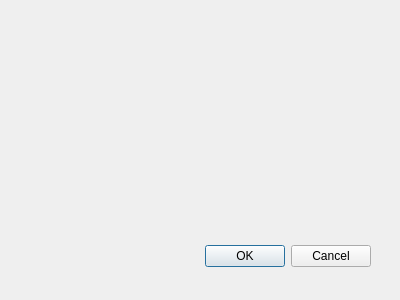
Before: the Qt Designer form GCS-GUI/playercreationmenu.ui in PajTajster/GCS-GUI, drawn with Qt 5.
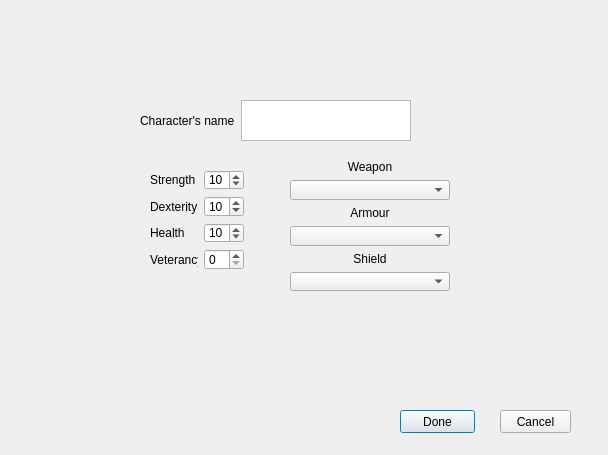
After: the same form once the commit is applied.

Commit message: Player creation menu UI first view

Diff of the .ui file:
```diff
--- a/GCS-GUI/playercreationmenu.ui
+++ b/GCS-GUI/playercreationmenu.ui
@@ -8,28 +8,209 @@
    <rect>
     <x>0</x>
     <y>0</y>
-    <width>400</width>
-    <height>300</height>
+    <width>608</width>
+    <height>455</height>
    </rect>
   </property>
+  <property name="minimumSize">
+   <size>
+    <width>600</width>
+    <height>450</height>
+   </size>
+  </property>
   <property name="windowTitle">
    <string>Dialog</string>
   </property>
-  <widget name="buttonBox" class="QDialogButtonBox">
+  <widget class="QPushButton" name="characterDoneButton">
    <property name="geometry">
     <rect>
-     <x>30</x>
-     <y>240</y>
-     <width>341</width>
-     <height>32</height>
+     <x>400</x>
+     <y>410</y>
+     <width>75</width>
+     <height>23</height>
     </rect>
    </property>
-   <property name="orientation">
-    <enum>Qt::Horizontal</enum>
+   <property name="text">
+    <string>Done</string>
    </property>
-   <property name="standardButtons">
-    <set>QDialogButtonBox::Cancel|QDialogButtonBox::Ok</set>
+   <property name="checkable">
+    <bool>false</bool>
    </property>
+   <property name="default">
+    <bool>false</bool>
+   </property>
+   <property name="flat">
+    <bool>false</bool>
+   </property>
+  </widget>
+  <widget class="QPushButton" name="cancelButton">
+   <property name="geometry">
+    <rect>
+     <x>500</x>
+     <y>410</y>
+     <width>71</width>
+     <height>23</height>
+    </rect>
+   </property>
+   <property name="text">
+    <string>Cancel</string>
+   </property>
+  </widget>
+  <widget class="QWidget" name="verticalLayoutWidget">
+   <property name="geometry">
+    <rect>
+     <x>290</x>
+     <y>160</y>
+     <width>160</width>
+     <height>131</height>
+    </rect>
+   </property>
+   <layout class="QVBoxLayout" name="verticalLayout">
+    <item>
+     <widget class="QLabel" name="weaponLabel">
+      <property name="text">
+       <string>Weapon</string>
+      </property>
+      <property name="alignment">
+       <set>Qt::AlignCenter</set>
+      </property>
+     </widget>
+    </item>
+    <item>
+     <widget class="QComboBox" name="weaponComboBox"/>
+    </item>
+    <item>
+     <widget class="QLabel" name="armorLabel">
+      <property name="text">
+       <string>Armour</string>
+      </property>
+      <property name="alignment">
+       <set>Qt::AlignCenter</set>
+      </property>
+     </widget>
+    </item>
+    <item>
+     <widget class="QComboBox" name="armourComboBox"/>
+    </item>
+    <item>
+     <widget class="QLabel" name="shieldLabel">
+      <property name="text">
+       <string>Shield</string>
+      </property>
+      <property name="alignment">
+       <set>Qt::AlignCenter</set>
+      </property>
+     </widget>
+    </item>
+    <item>
+     <widget class="QComboBox" name="shieldComboBox"/>
+    </item>
+   </layout>
+  </widget>
+  <widget class="QWidget" name="formLayoutWidget">
+   <property name="geometry">
+    <rect>
+     <x>150</x>
+     <y>170</y>
+     <width>94</width>
+     <height>100</height>
+    </rect>
+   </property>
+   <layout class="QFormLayout" name="formLayout">
+    <item row="0" column="0">
+     <widget class="QLabel" name="STLabel">
+      <property name="text">
+       <string>Strength</string>
+      </property>
+     </widget>
+    </item>
+    <item row="0" column="1">
+     <widget class="QSpinBox" name="STSpinBox">
+      <property name="minimum">
+       <number>1</number>
+      </property>
+      <property name="value">
+       <number>10</number>
+      </property>
+      <property name="displayIntegerBase">
+       <number>10</number>
+      </property>
+     </widget>
+    </item>
+    <item row="1" column="0">
+     <widget class="QLabel" name="DXLabel">
+      <property name="text">
+       <string>Dexterity</string>
+      </property>
+     </widget>
+    </item>
+    <item row="1" column="1">
+     <widget class="QSpinBox" name="DXSpinBox">
+      <property name="minimum">
+       <number>1</number>
+      </property>
+      <property name="value">
+       <number>10</number>
+      </property>
+     </widget>
+    </item>
+    <item row="2" column="0">
+     <widget class="QLabel" name="HTLabel">
+      <property name="text">
+       <string>Health</string>
+      </property>
+     </widget>
+    </item>
+    <item row="2" column="1">
+     <widget class="QSpinBox" name="HTSpinBox">
+      <property name="minimum">
+       <number>1</number>
+      </property>
+      <property name="value">
+       <number>10</number>
+      </property>
+     </widget>
+    </item>
+    <item row="3" column="0">
+     <widget class="QLabel" name="VetLabel">
+      <property name="text">
+       <string>Veterancy</string>
+      </property>
+     </widget>
+    </item>
+    <item row="3" column="1">
+     <widget class="QSpinBox" name="VetSpinBox">
+      <property name="minimum">
+       <number>0</number>
+      </property>
+      <property name="value">
+       <number>0</number>
+      </property>
+     </widget>
+    </item>
+   </layout>
+  </widget>
+  <widget class="QWidget" name="horizontalLayoutWidget">
+   <property name="geometry">
+    <rect>
+     <x>140</x>
+     <y>100</y>
+     <width>271</width>
+     <height>41</height>
+    </rect>
+   </property>
+   <layout class="QHBoxLayout" name="horizontalLayout">
+    <item>
+     <widget class="QLabel" name="characterNameLabel">
+      <property name="text">
+       <string>Character's name</string>
+      </property>
+     </widget>
+    </item>
+    <item>
+     <widget class="QPlainTextEdit" name="characterNameTextEdit"/>
+    </item>
+   </layout>
   </widget>
  </widget>
  <pixmapfunction/>
```
Left out of the diff: 42 changed lines with no effect on the pictures.
